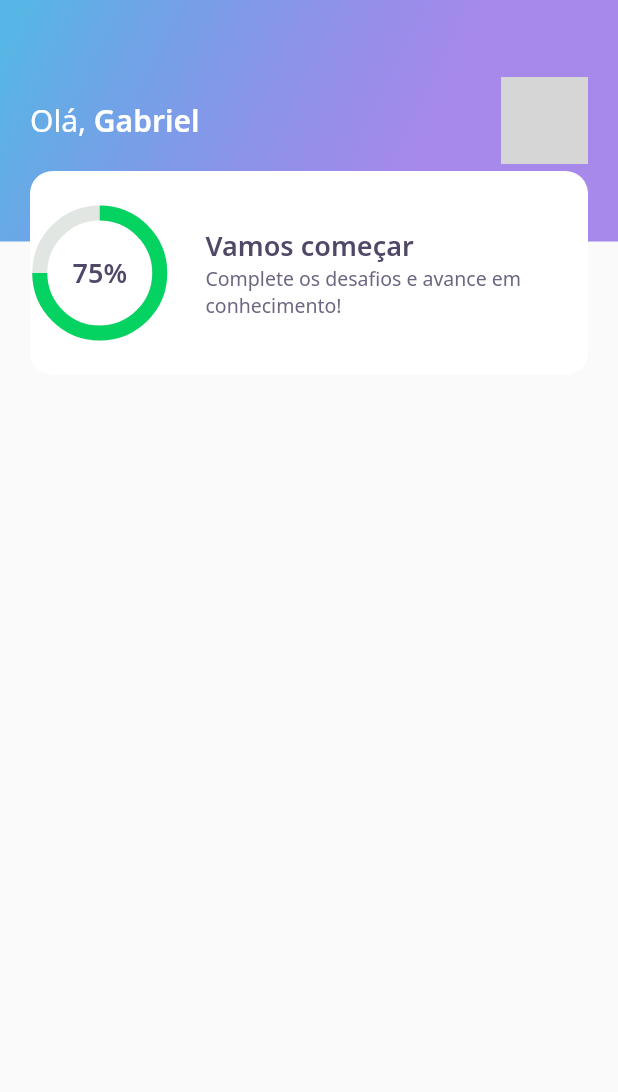
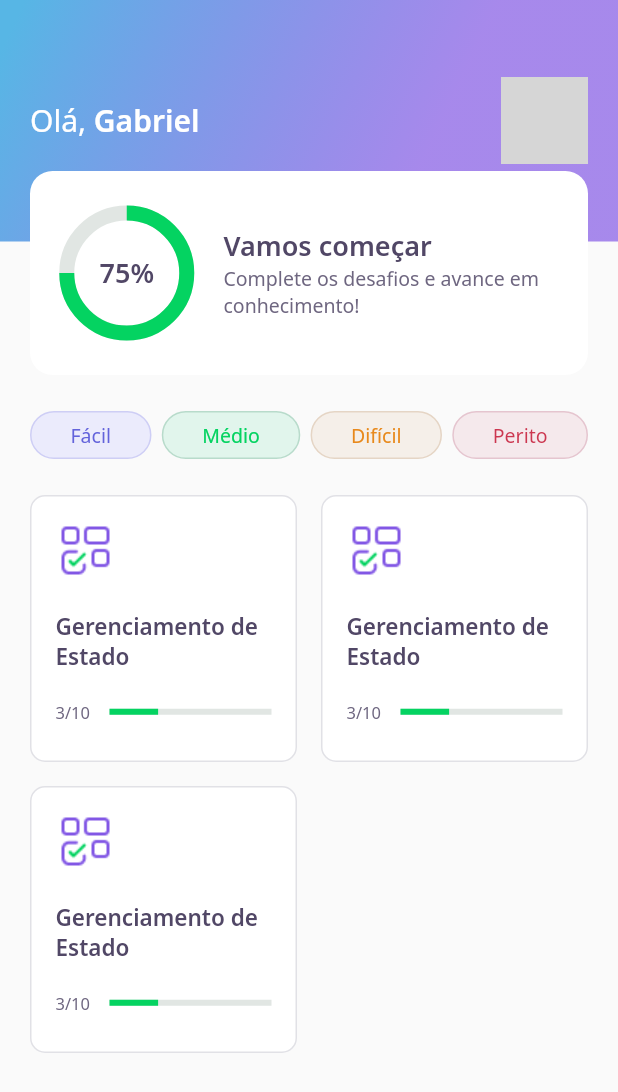
Before and after one commit to gabrielcesar95/devquiz, a Flutter app: the HomePage screen opened directly, on a phone screen of 412 x 824 dp. Shown: the top 1092 px of the screen. Run offline on Flutter 3.47's test engine with Material 2 defaults, Android fonts, the phone set to English and light mode, and no system bars; our stand-ins replace google_fonts; network calls fail; grey boxes are pictures that could not be loaded.

Commit message:
feat: ✨ Class 2 code

```diff
--- /dev/null
+++ b/lib/core/app_widget.dart
@@ -0,0 +1,12 @@
+import 'package:DevQuiz/challenge/challenge_page.dart';
+import 'package:flutter/material.dart';
+
+class AppWidget extends StatelessWidget {
+  @override
+  Widget build(BuildContext context) {
+    return MaterialApp(
+      title: 'DevQuiz',
+      home: ChallengePage(),
+    );
+  }
+}
--- a/lib/core/core.dart
+++ b/lib/core/core.dart
@@ -2,3 +2,4 @@ export './app_colors.dart';
 export './app_gradients.dart';
 export './app_text_styles.dart';
 export './app_images.dart';
+export './app_widget.dart';
--- a/lib/home/home_page.dart
+++ b/lib/home/home_page.dart
@@ -1,4 +1,6 @@
-import 'package:DevQuiz/widgets/app_bar/app_bar_widget.dart';
+import 'package:DevQuiz/home/widgets/app_bar/app_bar_widget.dart';
+import 'package:DevQuiz/home/widgets/level_button/level_button_widget.dart';
+import 'package:DevQuiz/home/widgets/quiz_card/quiz_card_widget.dart';
 import 'package:flutter/material.dart';
 
 class HomePage extends StatefulWidget {
@@ -13,6 +15,40 @@ class _HomePageState extends State<HomePage> {
   Widget build(BuildContext context) {
     return Scaffold(
       appBar: AppBarWidget(),
+      body: Padding(
+        padding: const EdgeInsets.symmetric(horizontal: 20),
+        child: Column(
+          children: [
+            SizedBox(
+              height: 24,
+            ),
+            Row(
+              mainAxisAlignment: MainAxisAlignment.spaceBetween,
+              children: [
+                LevelButtonWidget(label: 'Fácil'),
+                LevelButtonWidget(label: 'Médio'),
+                LevelButtonWidget(label: 'Difícil'),
+                LevelButtonWidget(label: 'Perito'),
+              ],
+            ),
+            SizedBox(
+              height: 24,
+            ),
+            Expanded(
+              child: GridView.count(
+                crossAxisSpacing: 16,
+                mainAxisSpacing: 16,
+                crossAxisCount: 2,
+                children: [
+                  QuizCardWidget(),
+                  QuizCardWidget(),
+                  QuizCardWidget(),
+                ],
+              ),
+            ),
+          ],
+        ),
+      ),
     );
   }
 }
--- a/lib/widgets/app_bar/app_bar_widget.dart
+++ b/lib/home/widgets/app_bar/app_bar_widget.dart
@@ -1,6 +1,5 @@
-import 'package:DevQuiz/core/app_images.dart';
 import 'package:DevQuiz/core/core.dart';
-import 'package:DevQuiz/widgets/score_card/score_card_widget.dart';
+import 'package:DevQuiz/home/widgets/score_card/score_card_widget.dart';
 import 'package:flutter/material.dart';
 
 class AppBarWidget extends PreferredSize {
--- /dev/null
+++ b/lib/home/widgets/level_button/level_button_widget.dart
@@ -0,0 +1,65 @@
+import 'package:DevQuiz/core/core.dart';
+import 'package:flutter/material.dart';
+import 'package:google_fonts/google_fonts.dart';
+
+class LevelButtonWidget extends StatelessWidget {
+  final String label;
+
+  LevelButtonWidget({
+    Key? key,
+    required this.label,
+  })   : assert(["Fácil", "Médio", "Difícil", "Perito"].contains(label)),
+        super(key: key);
+
+  final config = {
+    "Fácil": {
+      "color": AppColors.levelButtonFacil,
+      "border": AppColors.levelButtonBorderFacil,
+      "fontColor": AppColors.levelButtonTextFacil,
+    },
+    "Médio": {
+      "color": AppColors.levelButtonMedio,
+      "border": AppColors.levelButtonBorderMedio,
+      "fontColor": AppColors.levelButtonTextMedio,
+    },
+    "Difícil": {
+      "color": AppColors.levelButtonDificil,
+      "border": AppColors.levelButtonBorderDificil,
+      "fontColor": AppColors.levelButtonTextDificil,
+    },
+    "Perito": {
+      "color": AppColors.levelButtonPerito,
+      "border": AppColors.levelButtonBorderPerito,
+      "fontColor": AppColors.levelButtonTextPerito,
+    }
+  };
+
+  Color get color => config[label]!['color']!;
+  Color get borderColor => config[label]!['border']!;
+  Color get fontColor => config[label]!['fontColor']!;
+
+  @override
+  Widget build(BuildContext context) {
+    return Container(
+      decoration: BoxDecoration(
+          borderRadius: BorderRadius.circular(28),
+          color: color,
+          border: Border.fromBorderSide(
+            BorderSide(color: borderColor),
+          )),
+      child: Padding(
+        padding: const EdgeInsets.symmetric(
+          horizontal: 26,
+          vertical: 6,
+        ),
+        child: Text(
+          this.label,
+          style: GoogleFonts.notoSans(
+            color: fontColor,
+            fontSize: 13,
+          ),
+        ),
+      ),
+    );
+  }
+}
--- /dev/null
+++ b/lib/home/widgets/quiz_card/quiz_card_widget.dart
@@ -0,0 +1,60 @@
+import 'package:DevQuiz/core/core.dart';
+import 'package:DevQuiz/shared/widgets/progress_indicator/progress_indicator_widget.dart';
+import 'package:flutter/material.dart';
+
+class QuizCardWidget extends StatelessWidget {
+  const QuizCardWidget({Key? key}) : super(key: key);
+
+  @override
+  Widget build(BuildContext context) {
+    return Container(
+      padding: EdgeInsets.all(16),
+      decoration: BoxDecoration(
+        border: Border.fromBorderSide(
+          BorderSide(
+            color: AppColors.border,
+          ),
+        ),
+        color: AppColors.white,
+        borderRadius: BorderRadius.circular(10),
+      ),
+      child: Column(
+        crossAxisAlignment: CrossAxisAlignment.start,
+        children: [
+          Container(
+            height: 40,
+            width: 40,
+            child: Image.asset(AppImages.blocks),
+          ),
+          SizedBox(
+            height: 20,
+          ),
+          Text(
+            'Gerenciamento de Estado',
+            style: AppTextStyles.heading15,
+          ),
+          SizedBox(
+            height: 20,
+          ),
+          Row(
+            children: [
+              Expanded(
+                flex: 1,
+                child: Text(
+                  '3/10',
+                  style: AppTextStyles.body11,
+                ),
+              ),
+              Expanded(
+                flex: 3,
+                child: ProgressIndicatorWidget(
+                  value: .3,
+                ),
+              )
+            ],
+          )
+        ],
+      ),
+    );
+  }
+}
--- /dev/null
+++ b/lib/home/widgets/score_card/score_card_widget.dart
@@ -0,0 +1,54 @@
+import 'package:DevQuiz/core/core.dart';
+import 'package:DevQuiz/home/widgets/chart/chart_widget.dart';
+import 'package:flutter/material.dart';
+
+class ScoreCardWidget extends StatelessWidget {
+  ScoreCardWidget({Key? key}) : super(key: key);
+
+  @override
+  Widget build(BuildContext context) {
+    return Padding(
+      padding: const EdgeInsets.symmetric(horizontal: 20),
+      child: Container(
+        height: 136,
+        decoration: BoxDecoration(
+          color: AppColors.white,
+          borderRadius: BorderRadius.circular(15),
+        ),
+        child: Padding(
+          padding: const EdgeInsets.symmetric(horizontal: 24),
+          child: Row(
+            mainAxisAlignment: MainAxisAlignment.center,
+            crossAxisAlignment: CrossAxisAlignment.center,
+            children: [
+              Expanded(
+                flex: 1,
+                child: ChartWidget(),
+              ),
+              Expanded(
+                flex: 3,
+                child: Padding(
+                  padding: const EdgeInsets.only(left: 24),
+                  child: Column(
+                    mainAxisAlignment: MainAxisAlignment.center,
+                    crossAxisAlignment: CrossAxisAlignment.start,
+                    children: [
+                      Text(
+                        'Vamos começar',
+                        style: AppTextStyles.heading,
+                      ),
+                      Text(
+                        'Complete os desafios e avance em conhecimento!',
+                        style: AppTextStyles.body,
+                      ),
+                    ],
+                  ),
+                ),
+              )
+            ],
+          ),
+        ),
+      ),
+    );
+  }
+}
--- /dev/null
+++ b/lib/shared/widgets/progress_indicator/progress_indicator_widget.dart
@@ -0,0 +1,20 @@
+import 'package:DevQuiz/core/app_colors.dart';
+import 'package:flutter/material.dart';
+
+class ProgressIndicatorWidget extends StatelessWidget {
+  final double value;
+
+  const ProgressIndicatorWidget({Key? key, required this.value})
+      : super(key: key);
+
+  @override
+  Widget build(BuildContext context) {
+    return LinearProgressIndicator(
+      value: value,
+      backgroundColor: AppColors.chartSecondary,
+      valueColor: AlwaysStoppedAnimation<Color>(
+        AppColors.chartPrimary,
+      ),
+    );
+  }
+}
--- a/lib/widgets/score_card/score_card_widget.dart
+++ /dev/null
@@ -1,50 +0,0 @@
-import 'package:DevQuiz/core/core.dart';
-import 'package:DevQuiz/widgets/chart/chart_widget.dart';
-import 'package:flutter/material.dart';
-
-class ScoreCardWidget extends StatelessWidget {
-  ScoreCardWidget({Key? key}) : super(key: key);
-
-  @override
-  Widget build(BuildContext context) {
-    return Padding(
-      padding: const EdgeInsets.symmetric(horizontal: 20),
-      child: Container(
-        height: 136,
-        decoration: BoxDecoration(
-          color: AppColors.white,
-          borderRadius: BorderRadius.circular(15),
-        ),
-        child: Row(
-          crossAxisAlignment: CrossAxisAlignment.center,
-          children: [
-            Expanded(
-              flex: 1,
-              child: ChartWidget(),
-            ),
-            Expanded(
-              flex: 3,
-              child: Padding(
-                padding: const EdgeInsets.only(left: 24),
-                child: Column(
-                  mainAxisAlignment: MainAxisAlignment.center,
-                  crossAxisAlignment: CrossAxisAlignment.start,
-                  children: [
-                    Text(
-                      'Vamos começar',
-                      style: AppTextStyles.heading,
-                    ),
-                    Text(
-                      'Complete os desafios e avance em conhecimento!',
-                      style: AppTextStyles.body,
-                    ),
-                  ],
-                ),
-              ),
-            )
-          ],
-        ),
-      ),
-    );
-  }
-}
```
Also changed, not shown: lib/challenge/challenge_page.dart (added, +27 -0 lines), lib/challenge/widgets/answer/answer_widget.dart (added, +84 -0 lines), lib/challenge/widgets/question_indicator/question_indicator_widget.dart (added, +35 -0 lines), lib/challenge/widgets/quiz/quiz_widget.dart (added, +50 -0 lines), lib/main.dart (+2 -7 lines), lib/home/widgets/chart/chart_widget.dart (renamed from lib/widgets/chart/chart_widget.dart).
